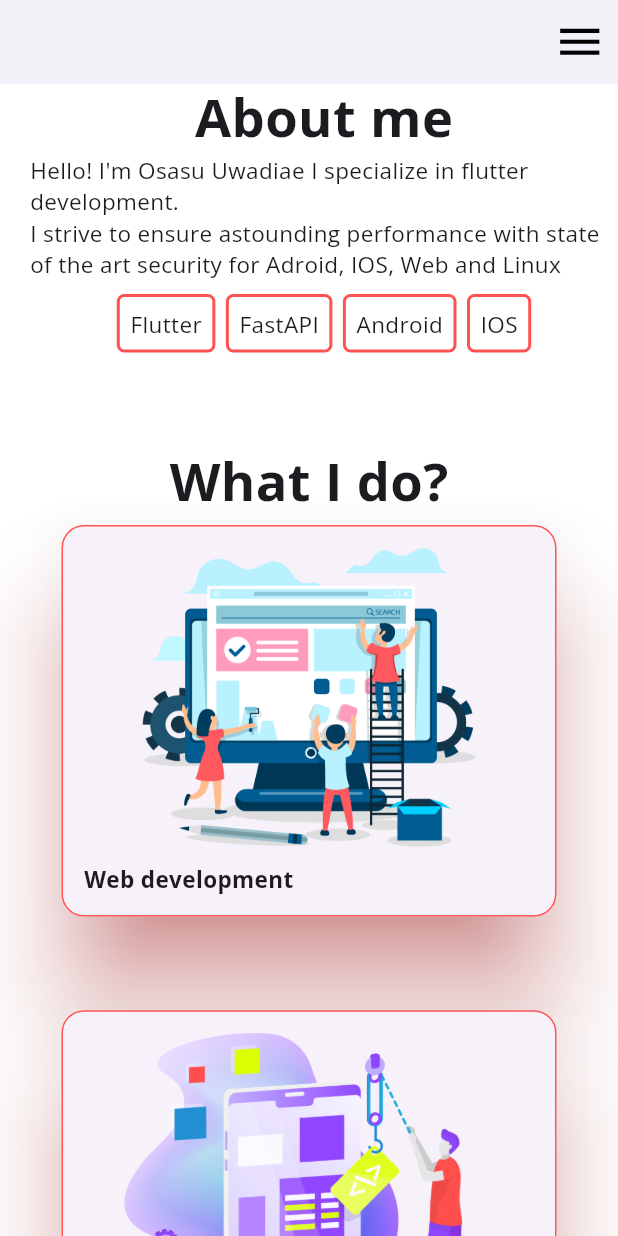
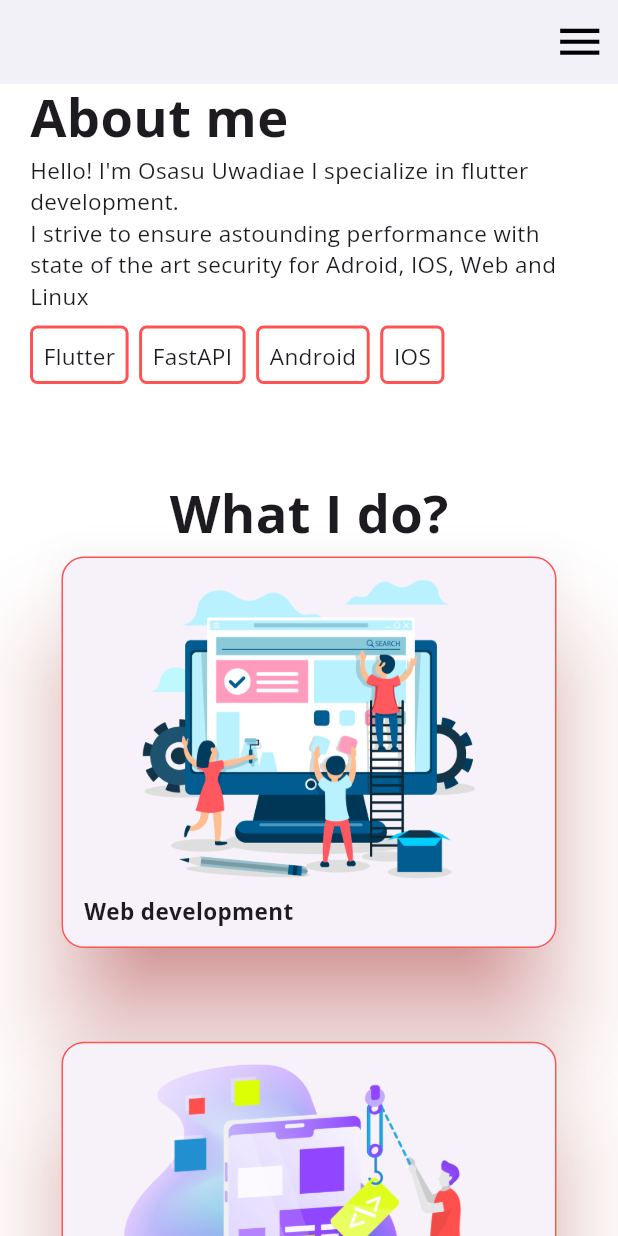
Before and after one commit to emmanueluwa/fulodev, a Flutter app: the screen it shows after launch, scrolled down 576 dp, on a phone screen of 412 x 824 dp. Run offline on Flutter 3.47's test engine with Material 3 defaults, Android fonts, the phone set to English and light mode, and no system bars; our stand-ins replace flutter_svg, google_fonts, url_strategy.

```diff
--- a/lib/mobile/landing_page_mobile.dart
+++ b/lib/mobile/landing_page_mobile.dart
@@ -102,22 +102,21 @@ class _LandingPageMobileState extends State<LandingPageMobile> {
       body: ListView(
         children: [
           //intro first section
+          CircleAvatar(
+            radius: 117.0,
+            backgroundColor: Colors.redAccent,
+            child: CircleAvatar(
+              radius: 110.0,
+              backgroundColor: Colors.white,
+              backgroundImage: AssetImage("assets/draft_portfolio_image.png"),
+            ),
+          ),
+
           Padding(
-            padding: const EdgeInsets.only(left: 20.0),
+            padding: const EdgeInsets.symmetric(horizontal: 20.0),
             child: Column(
-              crossAxisAlignment: CrossAxisAlignment.center,
+              crossAxisAlignment: CrossAxisAlignment.start,
               children: [
-                CircleAvatar(
-                  radius: 117.0,
-                  backgroundColor: Colors.redAccent,
-                  child: CircleAvatar(
-                    radius: 110.0,
-                    backgroundColor: Colors.white,
-                    backgroundImage: AssetImage(
-                      "assets/draft_portfolio_image.png",
-                    ),
-                  ),
-                ),
                 SizedBox(height: 25.0),
                 Column(
                   crossAxisAlignment: CrossAxisAlignment.start,
@@ -143,7 +142,7 @@ class _LandingPageMobileState extends State<LandingPageMobile> {
                 ),
                 SizedBox(height: 15.0),
                 Row(
-                  mainAxisAlignment: MainAxisAlignment.center,
+                  mainAxisAlignment: MainAxisAlignment.start,
                   children: [
                     Wrap(
                       direction: Axis.vertical,
@@ -173,9 +172,9 @@ class _LandingPageMobileState extends State<LandingPageMobile> {
 
           //about me, second section
           Padding(
-            padding: EdgeInsets.only(left: 20.0),
+            padding: EdgeInsets.symmetric(horizontal: 20.0),
             child: Column(
-              crossAxisAlignment: CrossAxisAlignment.center,
+              crossAxisAlignment: CrossAxisAlignment.start,
               mainAxisAlignment: MainAxisAlignment.center,
               children: [
                 SansBold("About me", 35.0),
--- a/lib/routes.dart
+++ b/lib/routes.dart
@@ -1,6 +1,8 @@
 import "package:flutter/material.dart";
+import "package:fulodev/mobile/about_mobile.dart";
 import "package:fulodev/mobile/contact_mobile.dart";
 import "package:fulodev/mobile/landing_page_mobile.dart";
+import "package:fulodev/web/about_web.dart";
 import "package:fulodev/web/contact_web.dart";
 import "package:fulodev/web/landing_page_web.dart";
 
@@ -35,6 +37,20 @@ class Routes {
           ),
         );
 
+      case "/about":
+        return MaterialPageRoute(
+          settings: settings,
+          builder: (_) => LayoutBuilder(
+            builder: (context, constraints) {
+              if (constraints.maxWidth > 800) {
+                return const AboutWeb();
+              } else {
+                return const AboutMobile();
+              }
+            },
+          ),
+        );
+
       default:
         return MaterialPageRoute(
           settings: settings,
```
Also changed, not shown: lib/mobile/about_mobile.dart (added, +93 -0 lines), lib/web/about_web.dart (added, +15 -0 lines).
